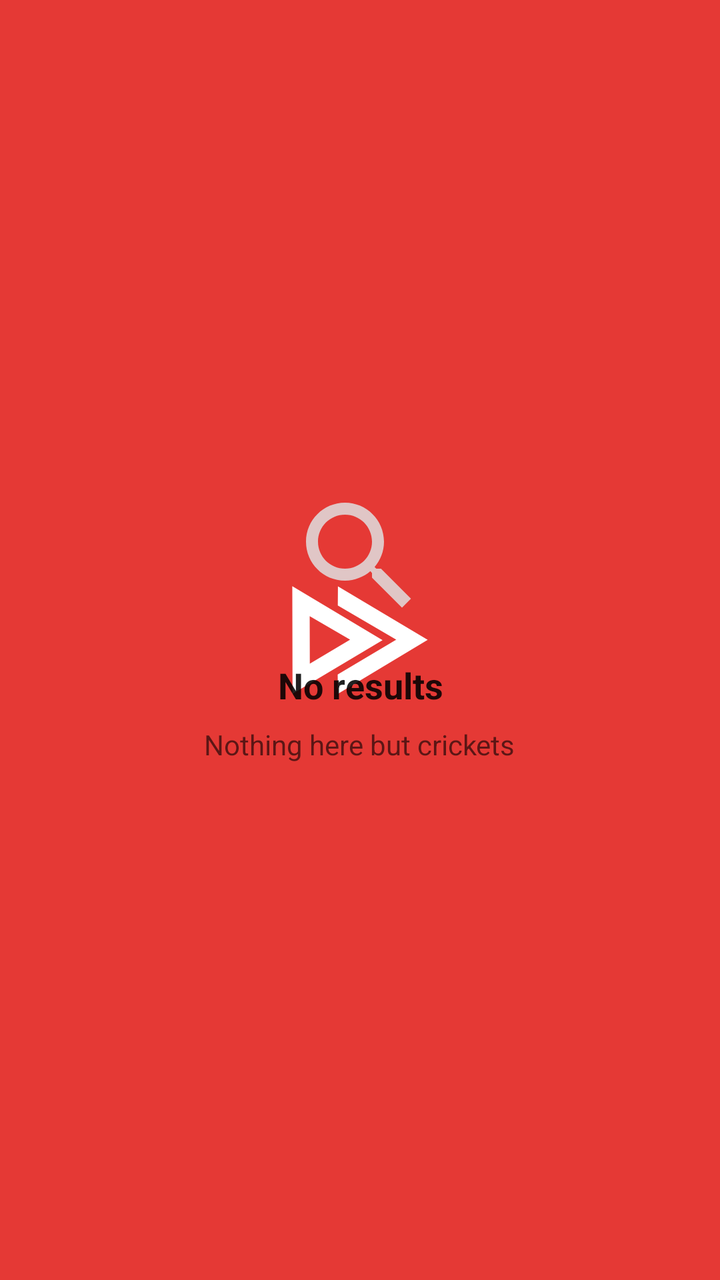
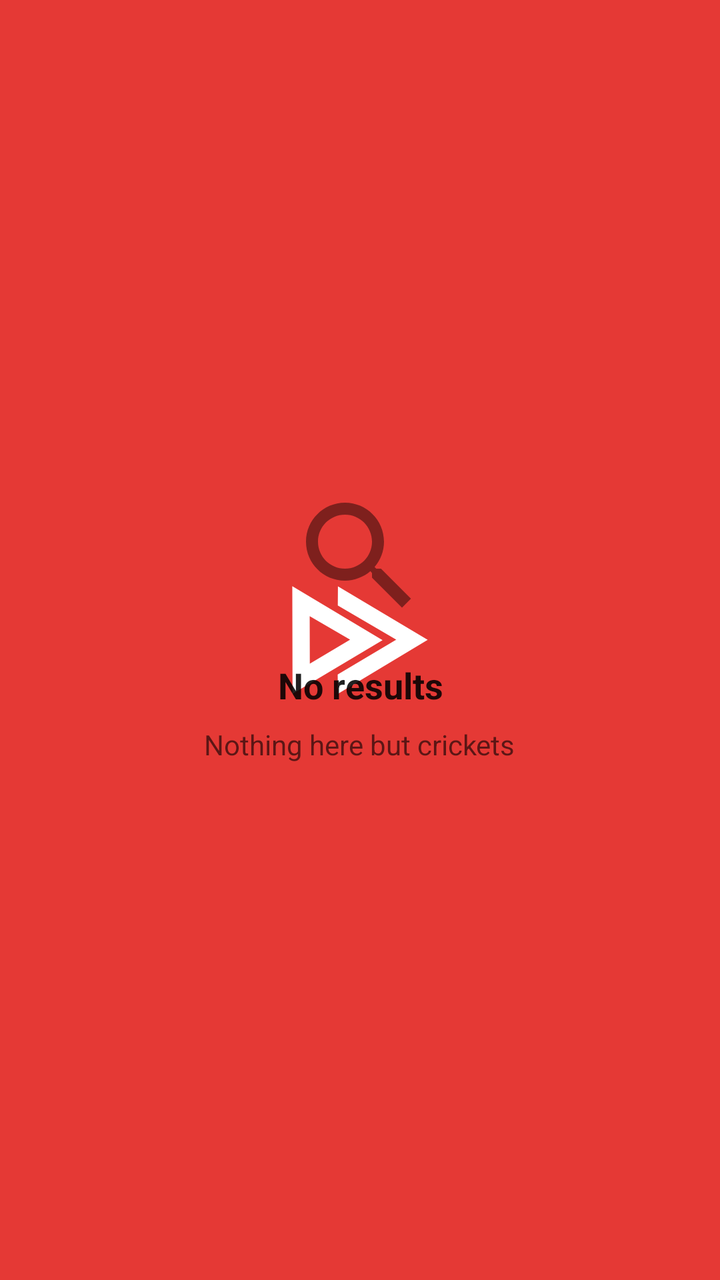

Screens rendered from an Android XML layout before and after an edit, with the pre-edit source and the edit as a unified diff.
<!-- AndroidManifest.xml: application theme OpeningTheme -->
<!-- res/layout/list_empty_view.xml -->
<LinearLayout xmlns:android="http://schemas.android.com/apk/res/android"
    xmlns:tools="http://schemas.android.com/tools"
    android:layout_width="match_parent"
    android:layout_height="wrap_content"
    android:gravity="center"
    android:padding="24dp"
    android:orientation="vertical">

    <ImageView
        android:id="@+id/empty_state_icon"
        android:layout_width="72dp"
        android:layout_height="72dp"
        android:layout_marginBottom="16dp"
        android:alpha="0.85"
        android:src="@drawable/ic_search"
        android:contentDescription="@null" />

    <TextView
        android:id="@+id/empty_state_title"
        android:layout_width="wrap_content"
        android:layout_height="wrap_content"
        android:layout_marginBottom="8dp"
        android:gravity="center"
        android:text="@string/search_no_results"
        android:textColor="?android:attr/textColorPrimary"
        android:textSize="18sp"
        android:textStyle="bold" />

    <TextView
        android:id="@+id/empty_state_description"
        android:layout_width="wrap_content"
        android:layout_height="wrap_content"
        android:layout_marginBottom="16dp"
        android:gravity="center"
        android:paddingHorizontal="24dp"
        android:text="@string/empty_list_subtitle"
        android:textColor="?android:attr/textColorSecondary"
        android:textSize="14sp" />

</LinearLayout>
<!-- resources referenced by this layout -->
<resources>
  <!-- drawable ic_search (drawable) -->
  <vector xmlns:android="http://schemas.android.com/apk/res/android"
      android:width="24dp"
      android:height="24dp"
      android:tint="@color/defaultIconTint"
      android:viewportWidth="24"
      android:viewportHeight="24">
      <path
          android:fillColor="#FF000000"
          android:pathData="M15.5,14h-0.79l-0.28,-0.27C15.41,12.59 16,11.11 16,9.5 16,5.91 13.09,3 9.5,3S3,5.91 3,9.5 5.91,16 9.5,16c1.61,0 3.09,-0.59 4.23,-1.57l0.27,0.28v0.79l5,4.99L20.49,19l-4.99,-5zM9.5,14C7.01,14 5,11.99 5,9.5S7.01,5 9.5,5 14,7.01 14,9.5 11.99,14 9.5,14z" />
  </vector>
  <string name="empty_list_subtitle">Nothing here but crickets</string>
  <string name="search_no_results">No results</string>
  <style name="OpeningTheme" parent="Base.OpeningTheme" />
  <color name="defaultIconTint">#E0E0E0</color>
  <style name="Base.OpeningTheme" parent="Base.V21.OpeningTheme">
          <item name="android:navigationBarColor">@color/light_youtube_primary_color</item>
      </style>
  <style name="Base.V21.OpeningTheme" parent="Theme.AppCompat.DayNight.NoActionBar">
          <item name="colorPrimary">@android:color/transparent</item>
          <item name="colorPrimaryDark">@android:color/transparent</item>
          <item name="colorAccent">@android:color/transparent</item>
  
          <item name="android:windowBackground">@drawable/splash_background</item>
      </style>
  <color name="light_youtube_primary_color">#e53935</color>
  <!-- drawable splash_background (drawable) -->
  <?xml version="1.0" encoding="utf-8"?>
  <layer-list xmlns:android="http://schemas.android.com/apk/res/android">
  
      <item
          android:drawable="@color/light_youtube_primary_color"/>
  
      <item
          android:gravity="center"
          android:drawable="@drawable/splash_foreground"/>
  </layer-list>
  <!-- drawable splash_foreground (drawable) -->
  <vector xmlns:android="http://schemas.android.com/apk/res/android"
      android:width="100dp"
      android:height="100dp"
      android:viewportWidth="100"
      android:viewportHeight="100">
      <path
          android:fillColor="#ffffff"
          android:pathData="M7.68,16.35 L7.84,83.65 64.11,50.08ZM18.56,35.08 L43.82,49.84 18.64,64.77z"
          android:strokeWidth="4.93903"
          android:strokeColor="#00000000"
          android:strokeLineCap="butt"
          android:strokeLineJoin="miter" />
      <path
          android:fillColor="#ffffff"
          android:pathData="M36.21,16.43 L92.32,49.92 36.21,83.65 36.05,71.53 72.65,49.84 36.13,28.4Z"
          android:strokeWidth="4.93903"
          android:strokeColor="#00000000"
          android:strokeLineCap="butt"
          android:strokeLineJoin="miter" />
  </vector>
</resources>

<!-- the commit's change to res/layout/list_empty_view.xml (unified diff, before → after) -->
@@ -1,4 +1,5 @@
 <LinearLayout xmlns:android="http://schemas.android.com/apk/res/android"
+    xmlns:app="http://schemas.android.com/apk/res-auto"
     xmlns:tools="http://schemas.android.com/tools"
     android:layout_width="match_parent"
     android:layout_height="wrap_content"
@@ -11,8 +12,9 @@
         android:layout_width="72dp"
         android:layout_height="72dp"
         android:layout_marginBottom="16dp"
-        android:alpha="0.85"
+        android:alpha="0.75"
         android:src="@drawable/ic_search"
+        app:tint="?android:attr/textColorSecondary"
         android:contentDescription="@null" />
 
     <TextView
